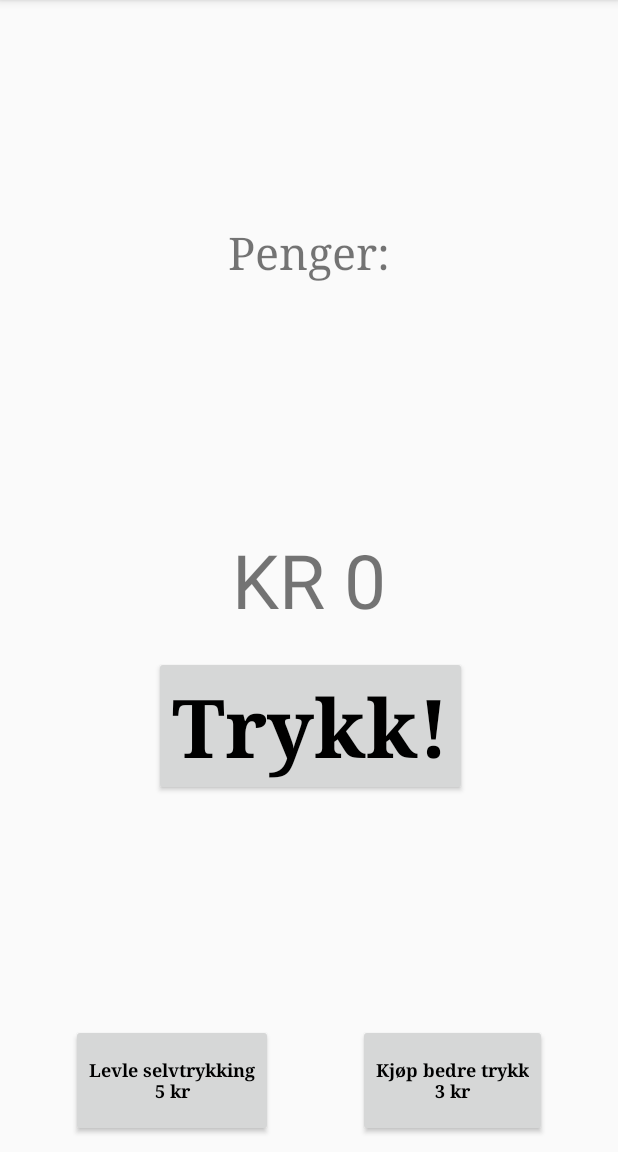
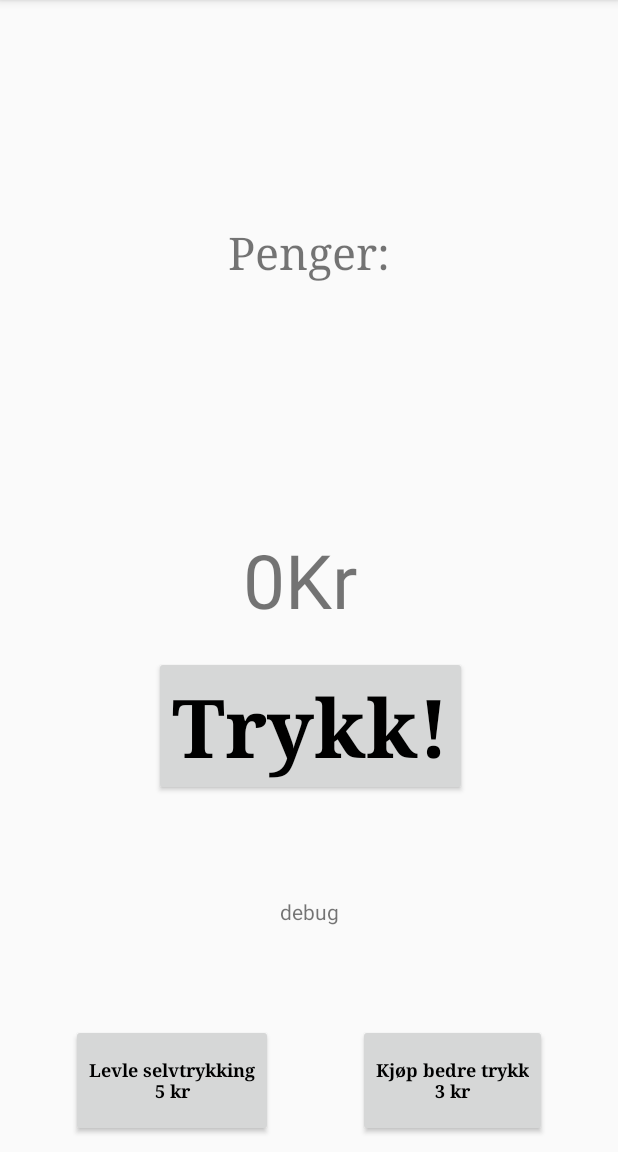
Before and after one commit to sebastianvitterso/CashClicker, an Android app: the screen it shows after launch (MainActivity), on a phone screen of 412 x 824 dp, the part 84-1236 px from its top. Run offline under Robolectric (Android 15) with nearby library versions, the light colour scheme and no system bars; 2 statements that could not run were skipped.

Commit message:
Fixes. trying to fix saving.

```diff
--- a/app/src/main/java/com/example/cashclicker/MainActivity.java
+++ b/app/src/main/java/com/example/cashclicker/MainActivity.java
@@ -8,20 +8,19 @@ import android.widget.Button;
 import android.widget.TextView;
 
 import java.io.IOException;
-import java.util.Timer;
-import java.util.TimerTask;
-import java.util.logging.Handler;
+
 
 public class MainActivity extends AppCompatActivity {
     CashClicker cashClicker = new CashClicker();
     TextView textView2;
+    TextView messageTextView;
     Button autoClickButton;
     Button betterClickButton;
 
 
     @Override
     protected void onCreate(Bundle savedInstanceState) {
-        try {
+
         super.onCreate(savedInstanceState);
         setContentView(R.layout.activity_main);
 
@@ -29,15 +28,13 @@ public class MainActivity extends AppCompatActivity {
         autoClickButton = (Button) findViewById(R.id.autoClickButton);
         betterClickButton = (Button) findViewById(R.id.betterClickButton);
         textView2 = (TextView) findViewById(R.id.textView2);
-
+        messageTextView = (TextView) findViewById(R.id.messageTextView);
         clickButton.setOnClickListener(new View.OnClickListener(){
             public void onClick(View v){
                 controllerClick();
             }
 
         });
-            //load();
-            update();
         autoClickButton.setOnClickListener(new View.OnClickListener(){
             public void onClick(View v){
                 getAutoClicks();
@@ -50,6 +47,13 @@ public class MainActivity extends AppCompatActivity {
             }
 
         });
+
+        try {
+            load();}
+        catch (Exception e){
+            messageTextView.setText("Load failed in onCreate \n " + e);
+        }
+            update();
 
             new CountDownTimer(2000000000, 1000)
             {
@@ -64,10 +68,8 @@ public class MainActivity extends AppCompatActivity {
                     // finish off when we're all dead !
                 }
             }.start();
-        }
-        catch (Exception e){
 
-        }
+
 
     }
 
@@ -78,7 +80,7 @@ public class MainActivity extends AppCompatActivity {
             save();
         }
         catch (Exception e){
-
+            messageTextView.setText("Save failed in onCreate \n " + e);
         }
 
     }
@@ -105,7 +107,10 @@ public class MainActivity extends AppCompatActivity {
     }
 
     void update() {
-        cashOutput = "Kr " + cashClicker.cash;
+        if(cashClicker.cash<1000){cashOutput = cashClicker.cash + "Kr ";}
+        else if(cashClicker.cash<1000000) {cashOutput = cashClicker.getCash()/1000 + "," + cashClicker.getCash()%1000 + "k";}
+        else if(cashClicker.cash<1000000000) {cashOutput = cashClicker.getCash()/1000000 + "," + cashClicker.getCash()%1000000 + "mil";}
+        else {cashOutput = "På tide å fikse dette ja.\n" + cashClicker.getCash()/1000000 + "," + cashClicker.getCash()%1000000 + "mil";}
         textView2.setText(cashOutput);
         autoClickButton.setText("Levle selvtrykking\n" + cashClicker.pricePerAutoClicker + " kr");
         betterClickButton.setText("Kjøp bedre trykk\n" + cashClicker.priceForBetterClicks + " kr");
--- a/app/src/main/res/layout/activity_main.xml
+++ b/app/src/main/res/layout/activity_main.xml
@@ -105,7 +105,7 @@
         android:layout_marginRight="40dp"
         android:layout_marginStart="40dp"
         android:layout_marginTop="95dp"
-        android:textAllCaps="true"
+        android:textAllCaps="false"
         android:textSize="50sp"
         app:layout_constraintBottom_toBottomOf="parent"
         app:layout_constraintEnd_toEndOf="parent"
@@ -115,8 +115,20 @@
         app:layout_constraintTop_toTopOf="parent"
         app:layout_constraintVertical_bias="1.0" />
 
+    <TextView
+        android:id="@+id/messageTextView"
+        android:layout_width="wrap_content"
+        android:layout_height="wrap_content"
+        android:layout_marginBottom="31dp"
+        android:layout_marginTop="33dp"
+        android:text="debug"
+        app:layout_constraintBottom_toTopOf="@+id/autoClickButton"
+        app:layout_constraintEnd_toEndOf="parent"
+        app:layout_constraintStart_toStartOf="parent"
+        app:layout_constraintTop_toBottomOf="@+id/clickButton" />
+
 </android.support.constraint.ConstraintLayout>
 
 
-    <!-- TODO - Add upgrade-prices on buttons -->
-    <!-- TODO - Disable screen-rotation -->
+    <!-- DONE - Add upgrade-prices on buttons -->
+    <!-- DONE - Disable screen-rotation -->
```
Also changed, not shown: app/src/main/java/com/example/cashclicker/CashClicker.java (+6 -4 lines). Lines whose indentation alone changed are shown as unchanged.
